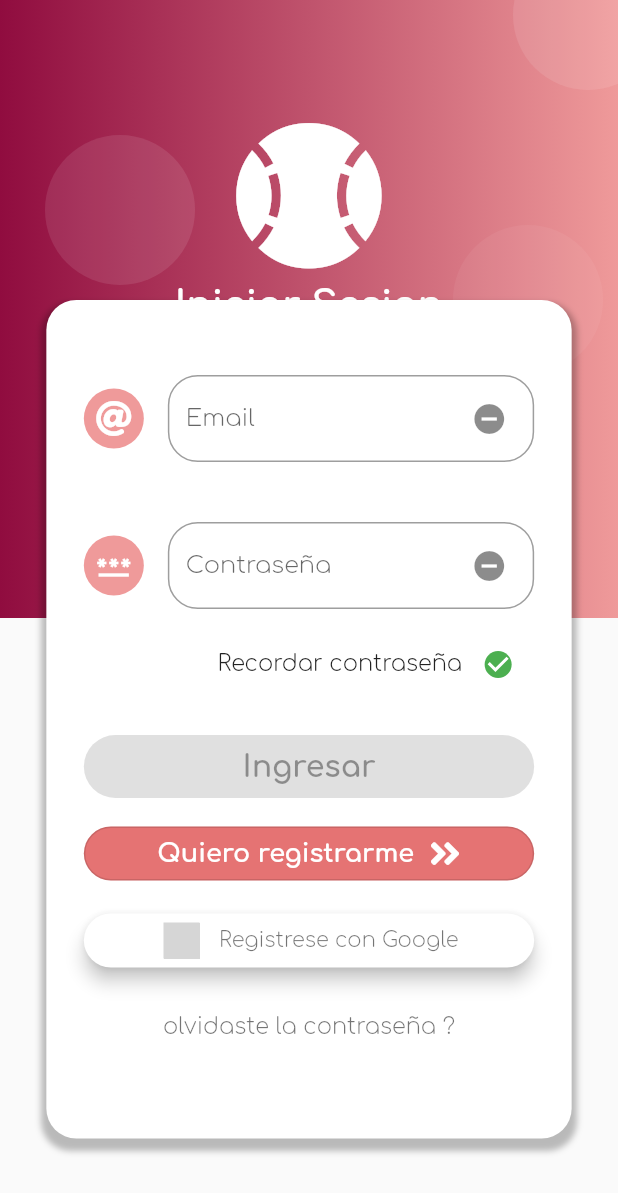
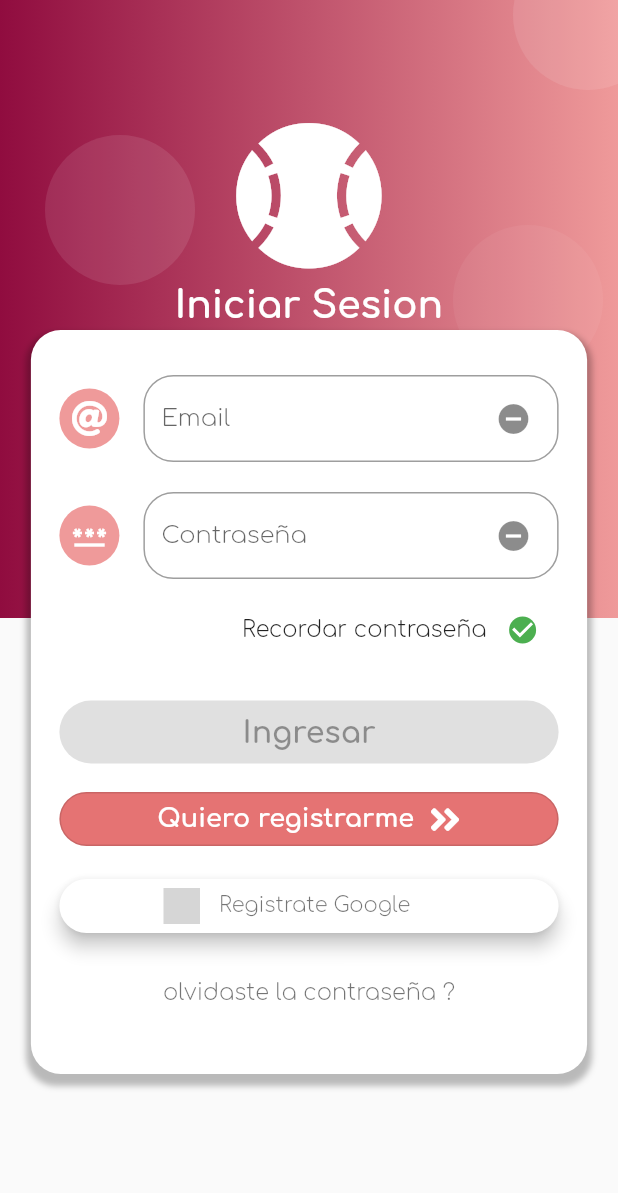
Before and after one commit to JuanGonzalezR/app_proyect, a Flutter app: the LoginPage screen opened by its route, on a phone screen of 412 x 824 dp. Shown: the top 1193 px of the screen. Run offline on Flutter 3.47's test engine with Material 2 defaults, Android fonts, the phone set to English and light mode, and no system bars; our stand-ins replace bot_toast, cloud_firestore, firebase_auth, firebase_core, flutter_screenutil, flutter_signin_button and 8 more; accounts and stored records are empty; network calls fail; grey boxes are pictures that could not be loaded.

Commit message:
06/04/2022

```diff
--- a/lib/src/blocs/register_bloc.dart
+++ b/lib/src/blocs/register_bloc.dart
@@ -33,7 +33,7 @@ class RegisterBloc with Validators {
   Stream<bool> get submitValidReg =>
   Rx.combineLatest7(nameStreamReg, lastnameStreamReg, emailStreamReg, passwordStreamReg, repeatpasswordStreamReg, fechanacimientoStreamReg, countryStreamReg, (a, b, c, d, e, f, g) => true);
 
-  String get getNameBlocReg => _emailControllerRegister.value;
+  String get getNameBlocReg => _nameControllerRegister.value;
   String get getLastNameBlocReg => _lastnameControllerRegister.value;
   String get getFechaNacimientoBlocReg => _fechaNacimientoControllerRegister.value;
   String get getRepeatPassBlocReg => _repeatpasswordControllerRegister.value;
--- a/lib/src/views_pages/home_menu_pages/home_pages.dart
+++ b/lib/src/views_pages/home_menu_pages/home_pages.dart
@@ -34,8 +34,8 @@ class _BodyHome extends StatelessWidget {
     stream: _homeBloc.currentIndexPage,
     initialData: 0,
     builder: (BuildContext context, AsyncSnapshot<int> snap){
-    //int? currentIndex = snap.data;
-      switch (0) {
+    int? currentIndex = snap.data;
+      switch (currentIndex) {
     case 0:
       return const Home();
     case 1:
--- a/lib/src/views_pages/login_session_pages/login_pages.dart
+++ b/lib/src/views_pages/login_session_pages/login_pages.dart
@@ -60,12 +60,12 @@ Widget _loginForm(BuildContext context) {
       children: [
         SafeArea(
             child: Container(
-          height: 170.0,
+          height: 190.0,
         )),
         Container(
-          width: size.width * 0.85,
+          width: size.width * 0.90,
           margin: const EdgeInsets.symmetric(vertical: 30.0),
-          padding: const EdgeInsets.symmetric(vertical: 50.0),
+          padding: const EdgeInsets.symmetric(vertical: 30.0),
           decoration: BoxDecoration(
               color: Colors.white,
               borderRadius: BorderRadius.circular(20.0),
@@ -77,16 +77,16 @@ Widget _loginForm(BuildContext context) {
                     spreadRadius: 3.0)
               ]),
           child: Container(
-            padding: const EdgeInsets.symmetric(horizontal: 25.0),
+            padding: const EdgeInsets.symmetric(horizontal: 19.0),
             child: Column(
               children: [
                 _crearEmail(blocLogin),
                 const SizedBox(
-                  height: 40.0,
+                  height: 20.0,
                 ),
                 _crearPassword(blocLogin),
                 const SizedBox(
-                  height: 13.0,
+                  height: 10.0,
                 ),
                 const RecordarPass(),
                 const SizedBox(
@@ -198,7 +198,7 @@ Widget _crearBotonGoogle(
     width: double.infinity,
     child: SignInButton(
       Buttons.Google,
-      text: "Registrese con Google ",
+      text: "Registrate Google ",
       shape: RoundedRectangleBorder(
         borderRadius: BorderRadius.circular(50.0),
       ),
```
Also changed, not shown: lib/src/views_pages/home_menu_pages/profile_user.dart (+31 -22 lines).
